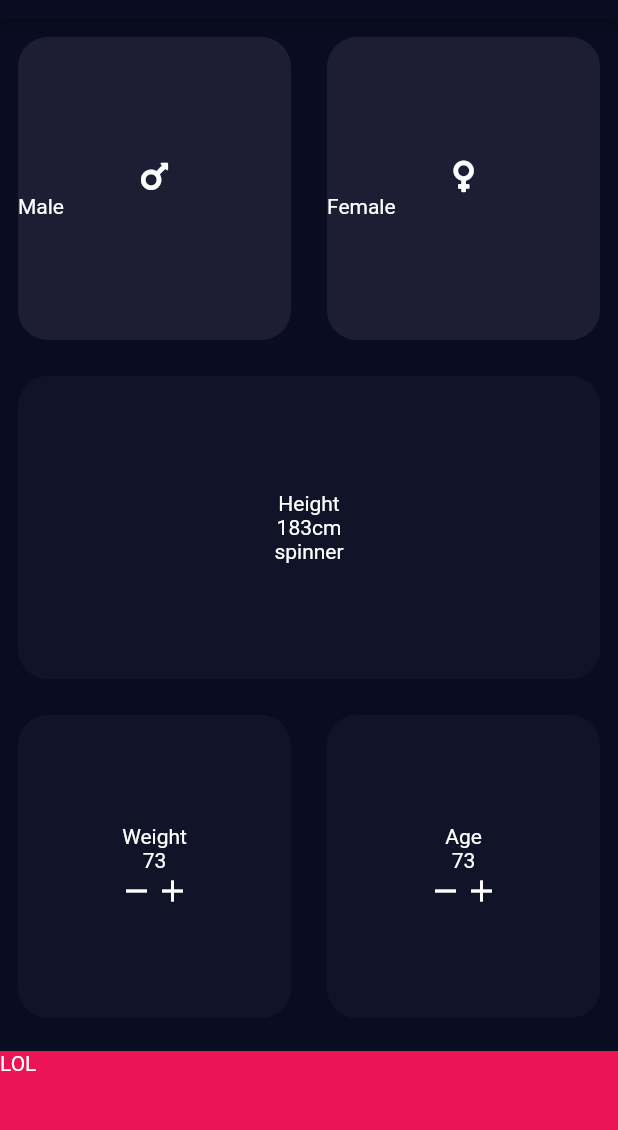
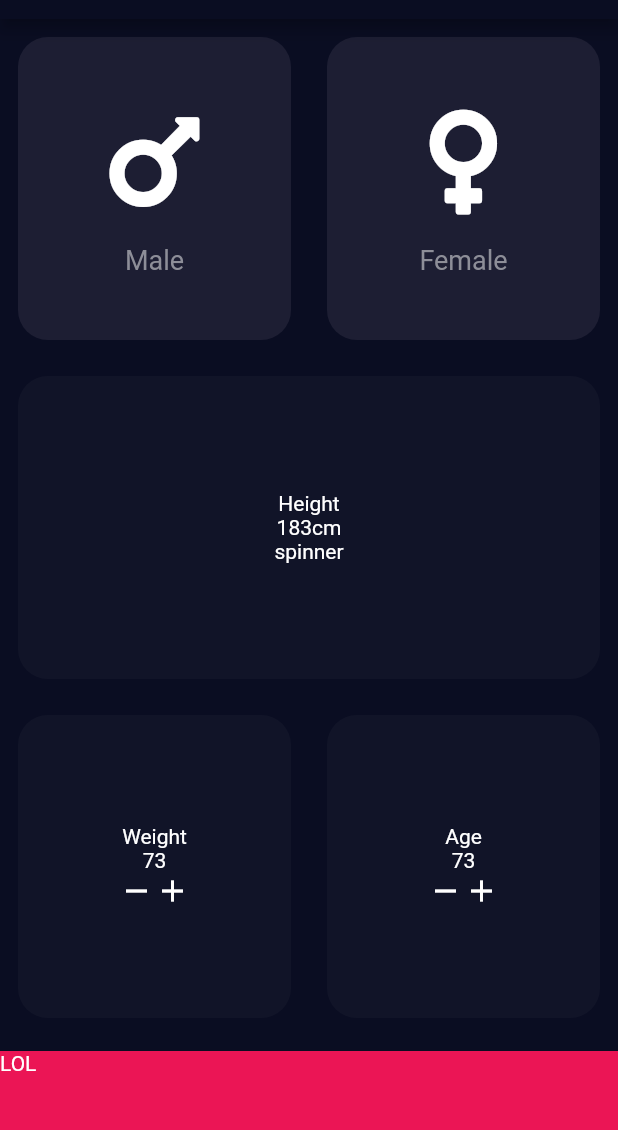
Before and after one commit to Itanik/BMI-Calculator-flutter, a Flutter app: the screen it shows after launch, on a phone screen of 412 x 824 dp, the part 65-1195 px from its top. Run offline on Flutter 3.47's test engine with Material 2 defaults, Android fonts, the phone set to English and light mode, and no system bars; our stand-ins replace font_awesome_flutter.

Commit message:
Configure gender card design.

```diff
--- a/lib/pages/input_page.dart
+++ b/lib/pages/input_page.dart
@@ -6,6 +6,7 @@ const bottomContainerHeight = 80.0;
 const activeCardColor = Color(0xFF1D1E33);
 const inactiveCardColor = Color(0xFF111428);
 const bottomContainerColor = Color(0xFFEB1555);
+const genderTextColor = Color(0xFF8D8E98);
 
 class InputPage extends StatefulWidget {
   @override
@@ -64,7 +65,21 @@ class _InputPageState extends State<InputPage> {
   Widget buildGenderButton(IconData genderIcon, String genderText) => Column(
         crossAxisAlignment: CrossAxisAlignment.stretch,
         mainAxisAlignment: MainAxisAlignment.center,
-        children: [Icon(genderIcon), Text(genderText)],
+        children: [
+          Icon(
+            genderIcon,
+            size: 80.0,
+          ),
+          SizedBox(
+            height: 15.0,
+          ),
+          Center(
+            child: Text(
+              genderText,
+              style: TextStyle(fontSize: 18.0, color: genderTextColor),
+            ),
+          )
+        ],
       );
 
   Widget buildHeightSpinner() => Column(
```
